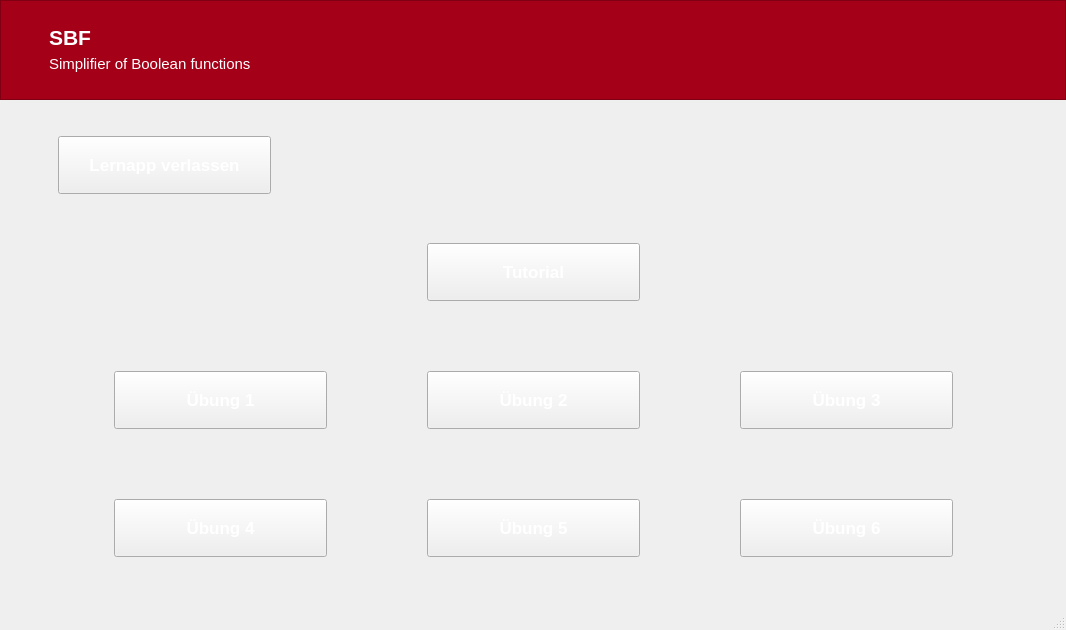
Before: the Qt Designer form Application/mainwindow.ui in markus-senger/KV-diagram, drawn with Qt 5.
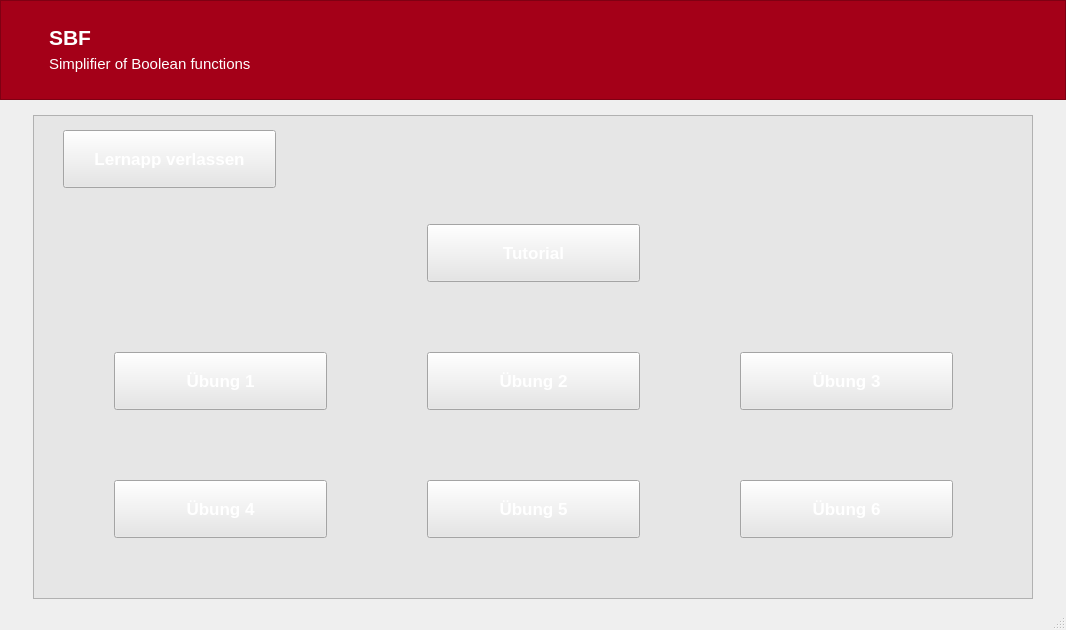
After: the same form once the commit is applied. Icons and pictures are not drawn.

Commit message: design details inserted (frame)

Diff of the .ui file:
```diff
--- a/Application/mainwindow.ui
+++ b/Application/mainwindow.ui
@@ -895,20 +895,65 @@
       <widget class="QWidget" name="learningOverview">
        <layout class="QVBoxLayout" name="verticalLayout_4">
         <item>
-         <widget class="QFrame" name="horizontalFrame">
+         <layout class="QHBoxLayout" name="horizontalLayout_9">
+          <item>
+           <spacer name="horizontalSpacer_14">
+            <property name="orientation">
+             <enum>Qt::Horizontal</enum>
+            </property>
+            <property name="sizeType">
+             <enum>QSizePolicy::Preferred</enum>
+            </property>
+            <property name="sizeHint" stdset="0">
+             <size>
+              <width>100</width>
+              <height>20</height>
+             </size>
+            </property>
+           </spacer>
+          </item>
+          <item>
+           <widget class="QFrame" name="learningOverviewFrame">
           <property name="sizePolicy">
-           <sizepolicy hsizetype="Preferred" vsizetype="Preferred">
+             <sizepolicy hsizetype="Expanding" vsizetype="Preferred">
             <horstretch>0</horstretch>
             <verstretch>0</verstretch>
            </sizepolicy>
           </property>
           <property name="minimumSize">
            <size>
-            <width>0</width>
-            <height>100</height>
-           </size>
-          </property>
-          <layout class="QHBoxLayout" name="horizontalLayout_3">
+              <width>1000</width>
+              <height>0</height>
+             </size>
+            </property>
+            <property name="styleSheet">
+             <string notr="true">background-color: #e6e6e6;</string>
+            </property>
+            <property name="frameShape">
+             <enum>QFrame::StyledPanel</enum>
+            </property>
+            <property name="frameShadow">
+             <enum>QFrame::Raised</enum>
+            </property>
+            <layout class="QVBoxLayout" name="verticalLayout_8">
+             <item>
+              <spacer name="verticalSpacer_8">
+               <property name="orientation">
+                <enum>Qt::Vertical</enum>
+               </property>
+               <property name="sizeType">
+                <enum>QSizePolicy::Fixed</enum>
+               </property>
+               <property name="sizeHint" stdset="0">
+                <size>
+                 <width>20</width>
+                 <height>5</height>
+                </size>
+               </property>
+              </spacer>
+             </item>
+             <item>
+              <layout class="QHBoxLayout" name="horizontalLayout_8">
            <item>
             <spacer name="horizontalSpacer_9">
              <property name="orientation">
@@ -919,7 +964,7 @@
              </property>
              <property name="sizeHint" stdset="0">
               <size>
-               <width>40</width>
+                   <width>20</width>
                <height>20</height>
               </size>
              </property>
@@ -974,7 +1019,6 @@
             </spacer>
            </item>
           </layout>
-         </widget>
         </item>
         <item>
          <spacer name="verticalSpacer_6">
@@ -1253,6 +1297,28 @@
         </item>
        </layout>
       </widget>
+          </item>
+          <item>
+           <spacer name="horizontalSpacer_15">
+            <property name="orientation">
+             <enum>Qt::Horizontal</enum>
+            </property>
+            <property name="sizeType">
+             <enum>QSizePolicy::Preferred</enum>
+            </property>
+            <property name="sizeHint" stdset="0">
+             <size>
+              <width>100</width>
+              <height>20</height>
+             </size>
+            </property>
+           </spacer>
+          </item>
+         </layout>
+        </item>
+       </layout>
+      </widget>
+      <widget class="QWidget" name="page"/>
      </widget>
     </item>
    </layout>
```
Lines whose indentation alone changed are shown as unchanged. The commit also changes 2 other files.
